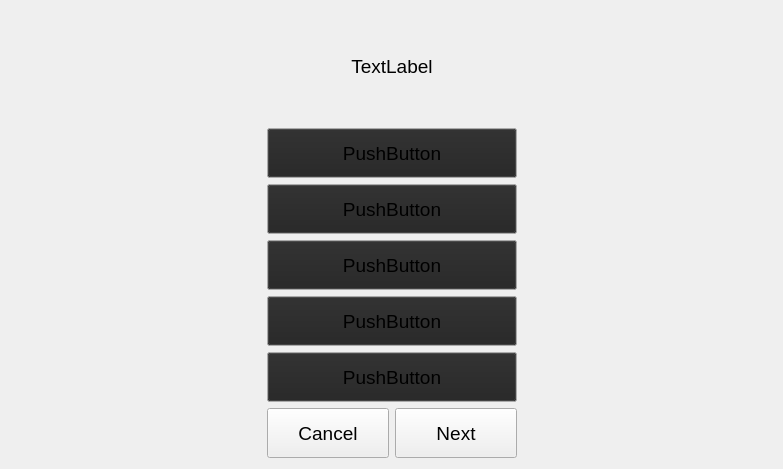
First picture: the form in learn.ui, repository Dartmoor777/English-learner, before the edit.
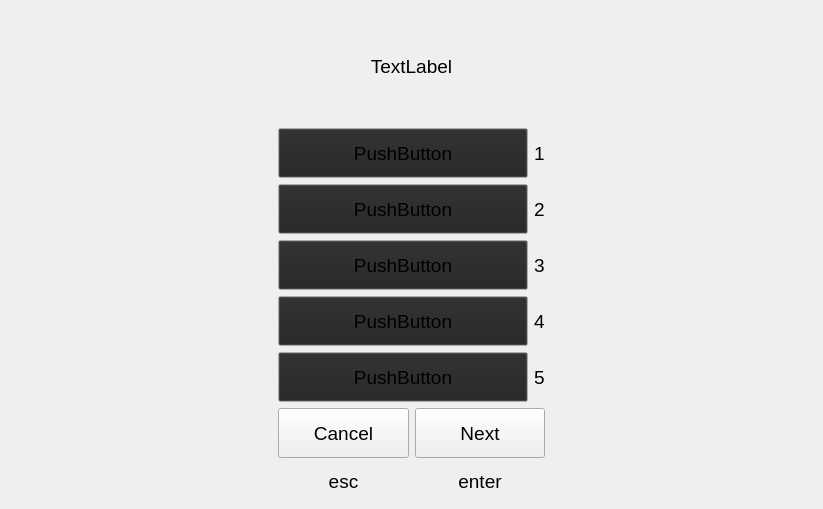
Second picture: the form after the edit.

The edit to the form file:
```diff
--- a/learn.ui
+++ b/learn.ui
@@ -6,8 +6,8 @@
    <rect>
     <x>0</x>
     <y>0</y>
-    <width>783</width>
-    <height>469</height>
+    <width>823</width>
+    <height>509</height>
    </rect>
   </property>
   <property name="font">
@@ -19,7 +19,7 @@
   <property name="windowTitle">
    <string>Form</string>
   </property>
-  <layout class="QHBoxLayout" name="horizontalLayout_2">
+  <layout class="QHBoxLayout" name="horizontalLayout_8">
    <item>
     <spacer name="horizontalSpacer">
      <property name="orientation">
@@ -37,7 +37,7 @@
     </spacer>
    </item>
    <item>
-    <layout class="QVBoxLayout" name="verticalLayout" stretch="1,1,1,1,1,1,0">
+    <layout class="QVBoxLayout" name="verticalLayout">
      <item>
       <widget class="QLabel" name="label">
        <property name="sizePolicy">
@@ -61,7 +61,12 @@
       </widget>
      </item>
      <item>
+      <layout class="QHBoxLayout" name="horizontalLayout_6">
+       <item>
       <widget class="QPushButton" name="pushButton">
+         <property name="enabled">
+          <bool>true</bool>
+         </property>
        <property name="sizePolicy">
         <sizepolicy hsizetype="Fixed" vsizetype="Fixed">
          <horstretch>0</horstretch>
@@ -114,8 +119,31 @@
        <property name="text">
         <string>PushButton</string>
        </property>
-      </widget>
-     </item>
+         <property name="shortcut">
+          <string>1</string>
+         </property>
+        </widget>
+       </item>
+       <item>
+        <widget class="QLabel" name="label_2">
+         <property name="sizePolicy">
+          <sizepolicy hsizetype="Fixed" vsizetype="Preferred">
+           <horstretch>0</horstretch>
+           <verstretch>0</verstretch>
+          </sizepolicy>
+         </property>
+         <property name="text">
+          <string>1</string>
+         </property>
+         <property name="buddy">
+          <cstring>pushButton</cstring>
+         </property>
+        </widget>
+       </item>
+      </layout>
+     </item>
+     <item>
+      <layout class="QHBoxLayout" name="horizontalLayout_5">
      <item>
       <widget class="QPushButton" name="pushButton_2">
        <property name="sizePolicy">
@@ -170,8 +198,31 @@
        <property name="text">
         <string>PushButton</string>
        </property>
-      </widget>
-     </item>
+         <property name="shortcut">
+          <string>2</string>
+         </property>
+        </widget>
+       </item>
+       <item>
+        <widget class="QLabel" name="label_3">
+         <property name="sizePolicy">
+          <sizepolicy hsizetype="Fixed" vsizetype="Preferred">
+           <horstretch>0</horstretch>
+           <verstretch>0</verstretch>
+          </sizepolicy>
+         </property>
+         <property name="text">
+          <string>2</string>
+         </property>
+         <property name="buddy">
+          <cstring>pushButton_2</cstring>
+         </property>
+        </widget>
+       </item>
+      </layout>
+     </item>
+     <item>
+      <layout class="QHBoxLayout" name="horizontalLayout_4">
      <item>
       <widget class="QPushButton" name="pushButton_3">
        <property name="sizePolicy">
@@ -226,8 +277,31 @@
        <property name="text">
         <string>PushButton</string>
        </property>
-      </widget>
-     </item>
+         <property name="shortcut">
+          <string>3</string>
+         </property>
+        </widget>
+       </item>
+       <item>
+        <widget class="QLabel" name="label_4">
+         <property name="sizePolicy">
+          <sizepolicy hsizetype="Fixed" vsizetype="Preferred">
+           <horstretch>0</horstretch>
+           <verstretch>0</verstretch>
+          </sizepolicy>
+         </property>
+         <property name="text">
+          <string>3</string>
+         </property>
+         <property name="buddy">
+          <cstring>pushButton_3</cstring>
+         </property>
+        </widget>
+       </item>
+      </layout>
+     </item>
+     <item>
+      <layout class="QHBoxLayout" name="horizontalLayout_3">
      <item>
       <widget class="QPushButton" name="pushButton_4">
        <property name="sizePolicy">
@@ -282,8 +356,31 @@
        <property name="text">
         <string>PushButton</string>
        </property>
-      </widget>
-     </item>
+         <property name="shortcut">
+          <string>4</string>
+         </property>
+        </widget>
+       </item>
+       <item>
+        <widget class="QLabel" name="label_5">
+         <property name="sizePolicy">
+          <sizepolicy hsizetype="Fixed" vsizetype="Preferred">
+           <horstretch>0</horstretch>
+           <verstretch>0</verstretch>
+          </sizepolicy>
+         </property>
+         <property name="text">
+          <string>4</string>
+         </property>
+         <property name="buddy">
+          <cstring>pushButton_4</cstring>
+         </property>
+        </widget>
+       </item>
+      </layout>
+     </item>
+     <item>
+      <layout class="QHBoxLayout" name="horizontalLayout_2">
      <item>
       <widget class="QPushButton" name="pushButton_5">
        <property name="sizePolicy">
@@ -338,7 +435,28 @@
        <property name="text">
         <string>PushButton</string>
        </property>
-      </widget>
+         <property name="shortcut">
+          <string>5</string>
+         </property>
+        </widget>
+       </item>
+       <item>
+        <widget class="QLabel" name="label_6">
+         <property name="sizePolicy">
+          <sizepolicy hsizetype="Fixed" vsizetype="Preferred">
+           <horstretch>0</horstretch>
+           <verstretch>0</verstretch>
+          </sizepolicy>
+         </property>
+         <property name="text">
+          <string>5</string>
+         </property>
+         <property name="buddy">
+          <cstring>pushButton_5</cstring>
+         </property>
+        </widget>
+       </item>
+      </layout>
      </item>
      <item>
       <layout class="QHBoxLayout" name="horizontalLayout">
@@ -369,6 +487,33 @@
          <property name="text">
           <string>Next</string>
          </property>
+         <property name="shortcut">
+          <string>Return</string>
+         </property>
+        </widget>
+       </item>
+      </layout>
+     </item>
+     <item>
+      <layout class="QHBoxLayout" name="horizontalLayout_7">
+       <item>
+        <widget class="QLabel" name="label_7">
+         <property name="text">
+          <string>esc</string>
+         </property>
+         <property name="alignment">
+          <set>Qt::AlignCenter</set>
+         </property>
+        </widget>
+       </item>
+       <item>
+        <widget class="QLabel" name="label_8">
+         <property name="text">
+          <string>enter</string>
+         </property>
+         <property name="alignment">
+          <set>Qt::AlignCenter</set>
+         </property>
         </widget>
        </item>
       </layout>
```
Left out of the diff: 12 changed lines with no effect on the pictures. Lines whose indentation alone changed are shown as unchanged.
